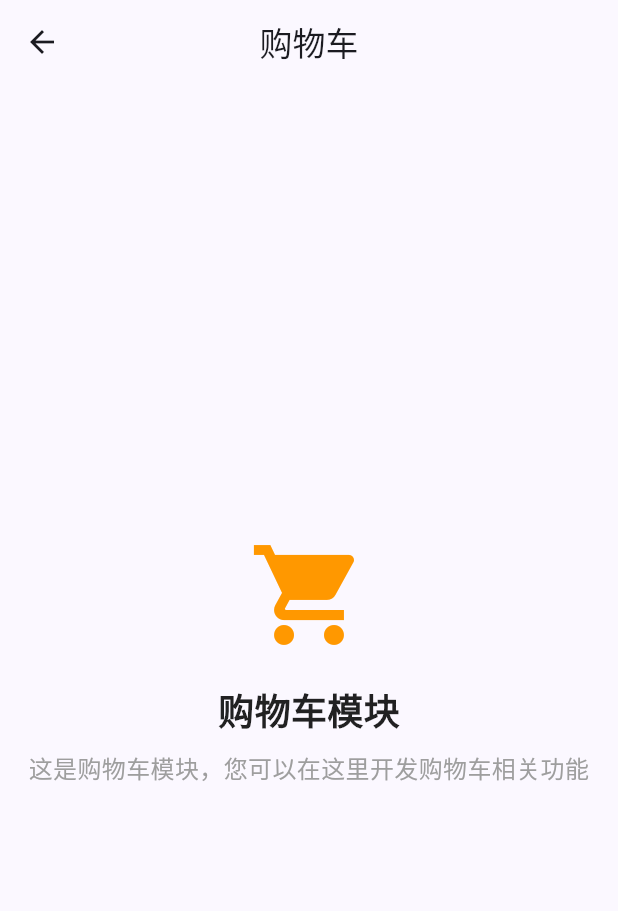
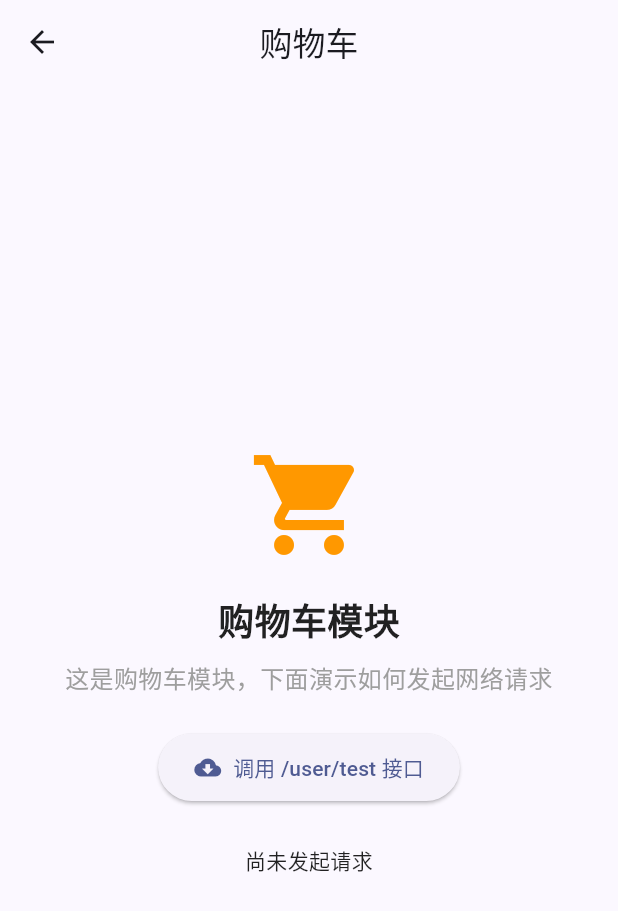
Before and after one commit to zyd806094224/flutter_app, a Flutter app: the Module3View screen opened by its route, on a phone screen of 412 x 824 dp. Shown: the top 911 px of the screen. Run offline on Flutter 3.47's test engine with Material 2 defaults, Android fonts, the phone set to English and light mode, and no system bars; our stand-ins replace dio, go_router, pull_to_refresh, webview_flutter; network calls fail.

Commit message:
引入dio，封装网络请求框架、module3模块测试get请求

```diff
--- /dev/null
+++ b/lib/network/network_exceptions.dart
@@ -0,0 +1,38 @@
+import 'package:dio/dio.dart';
+
+/// 网络异常解析器
+/// 将 Dio 抛出的错误转换为可读文案，便于 UI 层直接展示
+class NetworkException implements Exception {
+  NetworkException(this.message, {this.code});
+
+  final String message;
+  final int? code;
+
+  @override
+  String toString() => 'NetworkException(code: $code, message: $message)';
+
+  /// 将 DioError 转换为 [NetworkException]
+  factory NetworkException.fromDioError(DioError error) {
+    switch (error.type) {
+      case DioErrorType.connectionTimeout:
+      case DioErrorType.sendTimeout:
+      case DioErrorType.receiveTimeout:
+        return NetworkException('请求超时，请检查网络后重试');
+      case DioErrorType.badCertificate:
+        return NetworkException('证书校验失败，请联系管理员');
+      case DioErrorType.badResponse:
+        final status = error.response?.statusCode ?? -1;
+        final message = error.response?.data is Map
+            ? error.response?.data['message']?.toString()
+            : error.message;
+        return NetworkException(message ?? '服务器开小差啦', code: status);
+      case DioErrorType.cancel:
+        return NetworkException('请求已取消');
+      case DioErrorType.connectionError:
+        return NetworkException('无法连接服务器，请检查网络');
+      case DioErrorType.unknown:
+      default:
+        return NetworkException('未知错误：${error.message}');
+    }
+  }
+}
--- a/lib/viewmodels/module3/module3_viewmodel.dart
+++ b/lib/viewmodels/module3/module3_viewmodel.dart
@@ -1,13 +1,25 @@
 import 'package:flutter/material.dart';
 
+import '../../network/dio_client.dart';
+import '../../network/network_exceptions.dart';
+
 /// 模块3 ViewModel
-/// MVVM架构中的ViewModel层，负责模块3的业务逻辑
+/// MVVM架构中的ViewModel层，负责购物车模块的业务逻辑
 class Module3ViewModel extends ChangeNotifier {
-  // 示例数据：模块3的标题
+  // 标题
   String _title = '购物车模块';
 
-  /// 获取标题
+  // 请求结果提示
+  String _resultMessage = '尚未发起请求';
+
+  // 是否正在加载
+  bool _isLoading = false;
+
   String get title => _title;
+
+  String get resultMessage => _resultMessage;
+
+  bool get isLoading => _isLoading;
 
   /// 设置标题（示例方法）
   void setTitle(String title) {
@@ -16,4 +28,36 @@ class Module3ViewModel extends ChangeNotifier {
       notifyListeners();
     }
   }
+
+  /// 调用示例接口：GET /user/test
+  /// 用于演示如何通过DioClient发起网络请求
+  Future<void> fetchGetTest() async {
+    if (_isLoading) return;
+    _isLoading = true;
+    _resultMessage = '请求中...';
+    notifyListeners();
+
+    try {
+      final response = await DioClient.instance
+          .get<Map<String, dynamic>>('/user/test', dataParser: (data) {
+        if (data is Map<String, dynamic>) {
+          return data;
+        }
+        return {'data': data};
+      });
+
+      if (response.isSuccess) {
+        _resultMessage = '请求成功：${response.data ?? response.raw}';
+      } else {
+        _resultMessage = '业务失败(${response.code})：${response.message}';
+      }
+    } on NetworkException catch (e) {
+      _resultMessage = '请求失败：${e.message}';
+    } catch (e) {
+      _resultMessage = '未知错误：$e';
+    } finally {
+      _isLoading = false;
+      notifyListeners();
+    }
+  }
 }
--- a/lib/views/module3/module3_view.dart
+++ b/lib/views/module3/module3_view.dart
@@ -59,13 +59,47 @@ class _Module3ViewState extends State<Module3View> {
                   ),
                   const SizedBox(height: 10),
                   const Text(
-                    '这是购物车模块，您可以在这里开发购物车相关功能',
+                    '这是购物车模块，下面演示如何发起网络请求',
                     style: TextStyle(
                       fontSize: 16,
                       color: Colors.grey,
                     ),
                     textAlign: TextAlign.center,
                   ),
+                  const SizedBox(height: 24),
+                  ElevatedButton.icon(
+                    icon: const Icon(Icons.cloud_download),
+                    label: Text(
+                      viewModel.isLoading ? '请求中...' : '调用 /user/test 接口',
+                    ),
+                    onPressed: viewModel.isLoading
+                        ? null
+                        : () {
+                            viewModel.fetchGetTest();
+                          },
+                    style: ElevatedButton.styleFrom(
+                      padding: const EdgeInsets.symmetric(
+                        horizontal: 24,
+                        vertical: 12,
+                      ),
+                    ),
+                  ),
+                  const SizedBox(height: 16),
+                  if (viewModel.isLoading) const CircularProgressIndicator(),
+                  if (!viewModel.isLoading) ...[
+                    const SizedBox(height: 12),
+                    Padding(
+                      padding: const EdgeInsets.symmetric(horizontal: 24),
+                      child: Text(
+                        viewModel.resultMessage,
+                        textAlign: TextAlign.center,
+                        style: const TextStyle(
+                          fontSize: 14,
+                          color: Colors.black87,
+                        ),
+                      ),
+                    ),
+                  ],
                 ],
               ),
             );
--- a/pubspec.yaml
+++ b/pubspec.yaml
@@ -41,6 +41,8 @@ dependencies:
   pull_to_refresh: ^2.0.0
   # WebView组件 - 用于加载网页
   webview_flutter: ^4.4.2
+  # 网络请求 - Dio是企业级常用的网络请求库
+  dio: ^5.4.0
 
 dev_dependencies:
   flutter_test:
```
Also changed, not shown: lib/network/api_response.dart (added, +45 -0 lines), lib/network/dio_client.dart (added, +117 -0 lines), lib/network/interceptors/header_interceptor.dart (added, +26 -0 lines), lib/network/interceptors/log_interceptor.dart (added, +50 -0 lines), lib/network/interceptors/token_interceptor.dart (added, +97 -0 lines), lib/network/request_config.dart (added, +53 -0 lines), pubspec.lock.
